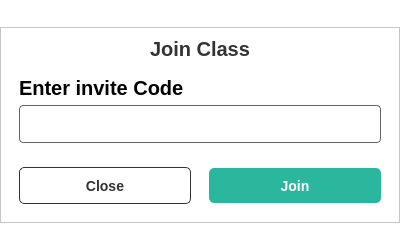
This is ui/QTFiles/Components/joinClassPopup.ui in fizzycoding/Attendance-Management-System--College as Qt 5 draws it before an edit. The edited form follows.
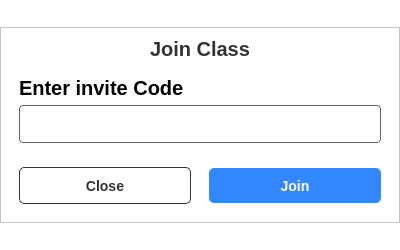
This is the edited form.

```diff
--- a/ui/QTFiles/Components/joinClassPopup.ui
+++ b/ui/QTFiles/Components/joinClassPopup.ui
@@ -58,24 +58,19 @@
     border: none; }
 
 QPushButton {
-                                                    height: 35px;
-                                                    padding: 0 16px;
-                                                    background-color: #2ab79d;
-                                                    color: white;
-                                                    font-size: 14px;
-                                                    font-weight: 600;
-                                                    border: none;
-                                                    border-radius: 5px;
-                                                    }
-
-                                                    QPushButton:hover {
-                                                    background-color: #159079;
-                                                    }
-                                                
-
-QPushButton:pressed {
-    background-color: #044d40;
-}</string>
+height: 35px;
+padding: 0 16px;
+background-color: #3388FF;
+color: white;
+font-size: 14px;
+font-weight: 600;
+border: none;
+border-radius: 5px;
+}
+QPushButton:hover {
+background-color: #0055FF;
+}
+                                                </string>
      </property>
      <property name="frameShape">
       <enum>QFrame::Shape::StyledPanel</enum>
```
Left out of the diff: 2 changed lines with no effect on the pictures.
